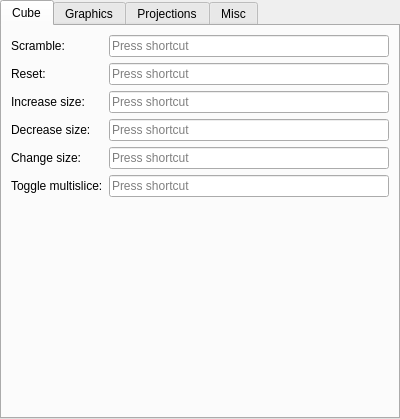
Qt form controlswidget.ui (benwh1/cubesim) before a commit.
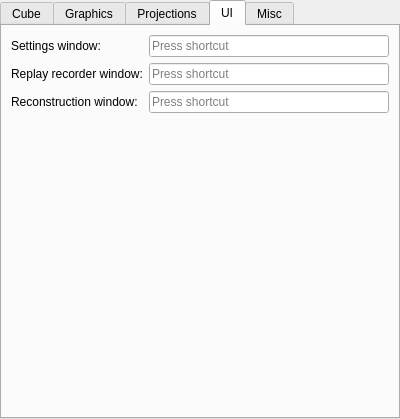
The same form after that commit. The open tabs and pages were chosen to show the change.

Commit message: Add shortcuts to open dialogs

What changed in the file:
```diff
--- a/controlswidget.ui
+++ b/controlswidget.ui
@@ -324,6 +324,47 @@
        </item>
       </layout>
      </widget>
+     <widget class="QWidget" name="tab_5">
+      <attribute name="title">
+       <string>UI</string>
+      </attribute>
+      <layout class="QVBoxLayout" name="verticalLayout_6">
+       <item>
+        <layout class="QFormLayout" name="formLayout_2">
+         <item row="0" column="0">
+          <widget class="QLabel" name="label_30">
+           <property name="text">
+            <string>Settings window:</string>
+           </property>
+          </widget>
+         </item>
+         <item row="1" column="0">
+          <widget class="QLabel" name="label_31">
+           <property name="text">
+            <string>Replay recorder window:</string>
+           </property>
+          </widget>
+         </item>
+         <item row="2" column="0">
+          <widget class="QLabel" name="label_32">
+           <property name="text">
+            <string>Reconstruction window:</string>
+           </property>
+          </widget>
+         </item>
+         <item row="0" column="1">
+          <widget class="QKeySequenceEdit" name="settingsWindowKeySequenceEdit"/>
+         </item>
+         <item row="1" column="1">
+          <widget class="QKeySequenceEdit" name="replayRecorderWindowKeySequenceEdit"/>
+         </item>
+         <item row="2" column="1">
+          <widget class="QKeySequenceEdit" name="reconstructionWindowKeySequenceEdit"/>
+         </item>
+        </layout>
+       </item>
+      </layout>
+     </widget>
      <widget class="QWidget" name="tab_4">
       <attribute name="title">
        <string>Misc</string>
```
The commit also changes 6 other files.
